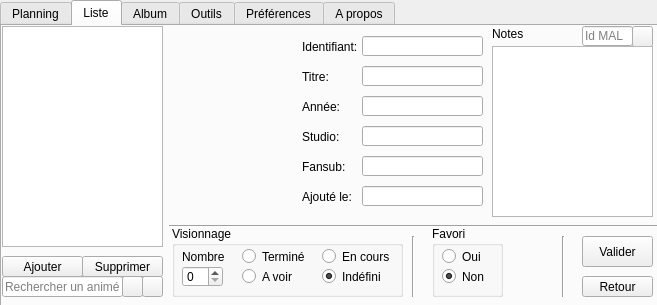
Before: the Qt Designer form data/gui.ui in seigneurfuo/MyAnimeManager, drawn with Qt 5.
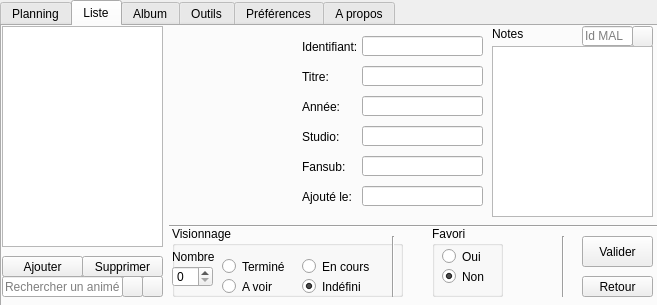
After: the same form once the commit is applied. The open tabs and pages were chosen to show the change. Icons and pictures are not drawn.

Commit message:
Migration de la bdd
Ajout du nouveau code SQL pour la création des nouveaux champs

Patch:
```diff
--- a/data/gui.ui
+++ b/data/gui.ui
@@ -403,8 +403,8 @@
       <widget class="QRadioButton" name="radiobutton0">
        <property name="geometry">
         <rect>
-         <x>70</x>
-         <y>20</y>
+         <x>50</x>
+         <y>30</y>
          <width>81</width>
          <height>21</height>
         </rect>
@@ -419,8 +419,8 @@
        </property>
        <property name="geometry">
         <rect>
-         <x>150</x>
-         <y>40</y>
+         <x>130</x>
+         <y>50</y>
          <width>71</width>
          <height>21</height>
         </rect>
@@ -435,8 +435,8 @@
       <widget class="QRadioButton" name="radiobutton1">
        <property name="geometry">
         <rect>
-         <x>150</x>
-         <y>20</y>
+         <x>130</x>
+         <y>30</y>
          <width>81</width>
          <height>21</height>
         </rect>
@@ -451,8 +451,8 @@
        </property>
        <property name="geometry">
         <rect>
-         <x>70</x>
-         <y>40</y>
+         <x>50</x>
+         <y>50</y>
          <width>61</width>
          <height>21</height>
         </rect>
@@ -467,7 +467,7 @@
       <widget class="QLabel" name="label_9">
        <property name="geometry">
         <rect>
-         <x>10</x>
+         <x>0</x>
          <y>20</y>
          <width>51</width>
          <height>21</height>
@@ -480,7 +480,7 @@
       <widget class="QSpinBox" name="spinBox">
        <property name="geometry">
         <rect>
-         <x>10</x>
+         <x>0</x>
          <y>40</y>
          <width>41</width>
          <height>21</height>
@@ -749,7 +749,7 @@
      <widget class="Line" name="line_3">
       <property name="geometry">
        <rect>
-        <x>410</x>
+        <x>390</x>
         <y>210</y>
         <width>3</width>
         <height>61</height>
```
The commit also changes 1 other file.
